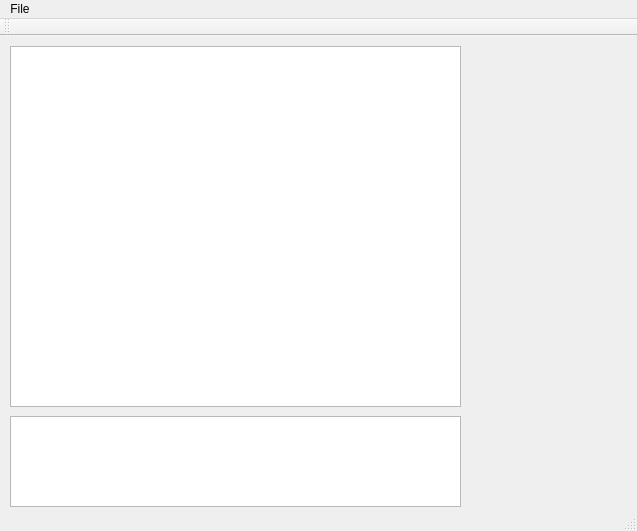
The window that QTClient/mainwindow.ui (notrallon/Chat) describes before a commit, drawn with Qt 5.
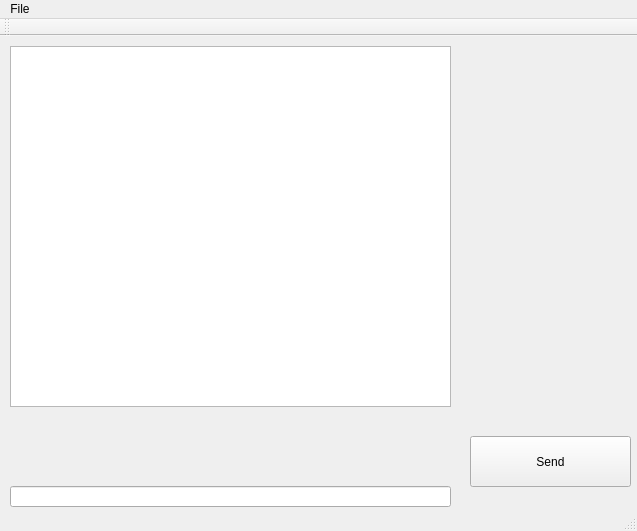
The same window after the commit.

Commit message: Added udpsocket and started on chat functionality.

What changed in the file:
```diff
--- a/QTClient/mainwindow.ui
+++ b/QTClient/mainwindow.ui
@@ -14,23 +14,39 @@
    <string>MainWindow</string>
   </property>
   <widget class="QWidget" name="centralWidget">
-   <widget class="QTextEdit" name="textEdit">
-    <property name="geometry">
-     <rect>
-      <x>10</x>
-      <y>380</y>
-      <width>451</width>
-      <height>91</height>
-     </rect>
-    </property>
-   </widget>
-   <widget class="QTextBrowser" name="textBrowser">
+   <widget class="QTextEdit" name="chatOutput">
     <property name="geometry">
      <rect>
       <x>10</x>
       <y>10</y>
-      <width>451</width>
+      <width>441</width>
       <height>361</height>
+     </rect>
+    </property>
+    <property name="readOnly">
+     <bool>true</bool>
+    </property>
+   </widget>
+   <widget class="QPushButton" name="sendButton">
+    <property name="geometry">
+     <rect>
+      <x>470</x>
+      <y>400</y>
+      <width>161</width>
+      <height>51</height>
+     </rect>
+    </property>
+    <property name="text">
+     <string>Send</string>
+    </property>
+   </widget>
+   <widget class="QLineEdit" name="chatInput">
+    <property name="geometry">
+     <rect>
+      <x>10</x>
+      <y>450</y>
+      <width>441</width>
+      <height>21</height>
      </rect>
     </property>
    </widget>
```
The commit also changes 4 other files.
